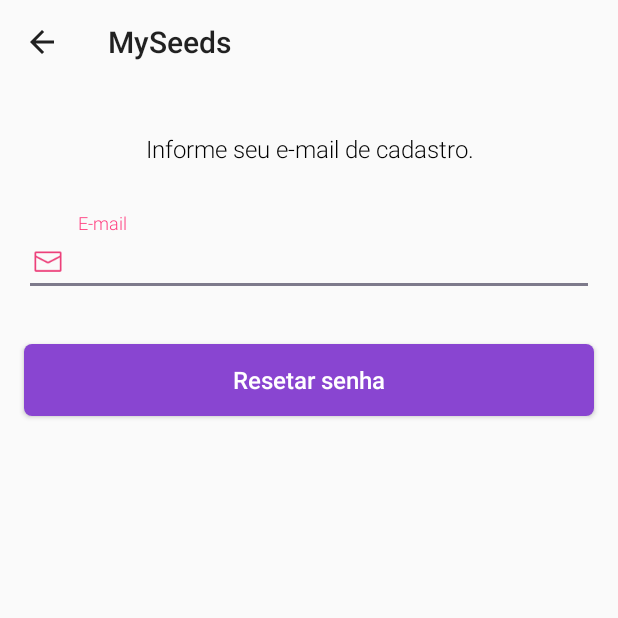
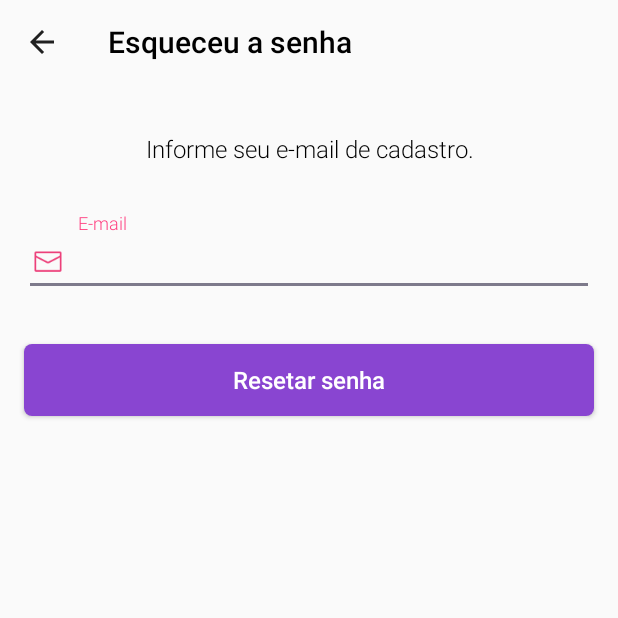
Before and after one commit to lCavazzani/MySeeds, an Android app: the screen it shows after launch (ForgotActivity), after a tap on "Esqueceu a senha?", on a phone screen of 412 x 824 dp, the top half of it. Run offline under Robolectric (Android 15) with nearby library versions, the phone set to English and light mode, and no system bars; our stand-ins replace ButterKnife.

Commit message:
small layout fix login signin and singup

```diff
--- a/app/src/main/AndroidManifest.xml
+++ b/app/src/main/AndroidManifest.xml
@@ -14,7 +14,6 @@
             android:theme="@style/Theme.AppCompat.NoActionBar">
             <intent-filter>
                 <action android:name="android.intent.action.MAIN" />
-
                 <category android:name="android.intent.category.LAUNCHER" />
             </intent-filter>
         </activity>
@@ -23,7 +22,7 @@
         <activity
             android:name=".Domains.Register.Activity.RegisterActivity"
             android:screenOrientation="portrait"
-            android:theme="@style/AppTheme.NoActionBar"/>
+            android:theme="@style/AppThemeGrey.NoActionBar"/>
         <activity
             android:name=".Domains.Forgot.Activity.ForgotActivity"
             android:screenOrientation="portrait"
--- a/app/src/main/java/megaleios/com/myseeds/Domains/Forgot/Activity/ForgotActivity.java
+++ b/app/src/main/java/megaleios/com/myseeds/Domains/Forgot/Activity/ForgotActivity.java
@@ -3,6 +3,7 @@ package megaleios.com.myseeds.Domains.Forgot.Activity;
 import android.os.Bundle;
 import android.support.v7.app.AppCompatActivity;
 import android.support.v7.widget.Toolbar;
+import android.text.Html;
 
 import butterknife.BindView;
 import butterknife.ButterKnife;
@@ -30,6 +31,7 @@ public class ForgotActivity extends AppCompatActivity {
         setSupportActionBar(toolbar);
 
         getSupportActionBar().setDisplayHomeAsUpEnabled(true);
+        getSupportActionBar().setTitle(Html.fromHtml("<font color=\"black\">" + "Esqueceu a senha" + "</font>"));
 
     }
 
--- a/app/src/main/java/megaleios/com/myseeds/Domains/Login/Fragment/LoginFragment.java
+++ b/app/src/main/java/megaleios/com/myseeds/Domains/Login/Fragment/LoginFragment.java
@@ -3,10 +3,12 @@ package megaleios.com.myseeds.Domains.Login.Fragment;
 import android.content.Intent;
 import android.os.Bundle;
 import android.support.design.widget.TextInputEditText;
+import android.text.Html;
 import android.view.LayoutInflater;
 import android.view.View;
 import android.view.ViewGroup;
 import android.support.v4.app.Fragment;
+import android.widget.TextView;
 
 import butterknife.BindView;
 import butterknife.ButterKnife;
@@ -28,6 +30,10 @@ public class LoginFragment extends Fragment {
     @BindView(R.id.input_password)
     TextInputEditText inputPassword;
 
+
+    TextView openRegister;
+
+
     public LoginFragment() {
         // Required empty public constructor
     }
@@ -38,6 +44,10 @@ public class LoginFragment extends Fragment {
 
         View view = inflater.inflate(R.layout.fragment_login, container, false);
         unbinder = ButterKnife.bind(this, view);
+        openRegister = (TextView)view.findViewById(R.id.open_register);
+
+        openRegister.setText(Html.fromHtml(getString(R.string.open_register_text)));
+
 
         return view;
     }
--- a/app/src/main/java/megaleios/com/myseeds/Domains/Register/Activity/RegisterActivity.java
+++ b/app/src/main/java/megaleios/com/myseeds/Domains/Register/Activity/RegisterActivity.java
@@ -3,6 +3,7 @@ package megaleios.com.myseeds.Domains.Register.Activity;
 import android.os.Bundle;
 import android.support.v7.app.AppCompatActivity;
 import android.support.v7.widget.Toolbar;
+import android.text.Html;
 
 import butterknife.BindView;
 import butterknife.ButterKnife;
@@ -30,6 +31,7 @@ public class RegisterActivity extends AppCompatActivity {
         setSupportActionBar(toolbar);
 
         getSupportActionBar().setDisplayHomeAsUpEnabled(true);
+        getSupportActionBar().setTitle(Html.fromHtml("<font color=\"black\">" + "Cadastro" + "</font>"));
 
     }
 
--- a/app/src/main/res/values/colors.xml
+++ b/app/src/main/res/values/colors.xml
@@ -2,5 +2,6 @@
 <resources>
     <color name="colorPrimary">#3F51B5</color>
     <color name="colorPrimaryDark">#303F9F</color>
+    <color name="colorPrimaryDarkGrey">#e0e0e0</color>
     <color name="colorAccent">#FF4081</color>
 </resources>
--- a/app/src/main/res/values/strings.xml
+++ b/app/src/main/res/values/strings.xml
@@ -1,3 +1,7 @@
 <resources>
     <string name="app_name">MySeeds</string>
+    <string name="open_register_text">
+    <![CDATA[Não é cadastrado ainda? <b>Faça seu cadastro</b>
+    ]]>
+    </string>
 </resources>
--- a/app/src/main/res/values/styles.xml
+++ b/app/src/main/res/values/styles.xml
@@ -5,6 +5,12 @@
         <!-- Customize your theme here. -->
         <item name="colorPrimary">@color/colorPrimary</item>
         <item name="colorPrimaryDark">@color/colorPrimaryDark</item>
+        <item name="colorAccent">@color/colorAccent</item>
+    </style>
+    <style name="AppThemeGrey" parent="Theme.AppCompat.Light.DarkActionBar">
+        <!-- Customize your theme here. -->
+        <item name="colorPrimary">@color/colorPrimary</item>
+        <item name="colorPrimaryDark">@color/colorPrimaryDarkGrey</item>
         <item name="colorAccent">@color/colorAccent</item>
     </style>
 
@@ -19,6 +25,11 @@
         <item name="windowNoTitle">true</item>
     </style>
 
+    <style name="AppThemeGrey.NoActionBar" >
+        <item name="windowActionBar">false</item>
+        <item name="windowNoTitle">true</item>
+    </style>
+
     <style name="AppTheme.AppBarOverlay" parent="ThemeOverlay.AppCompat.Dark.ActionBar" />
 
     <style name="AppTheme.PopupOverlay" parent="ThemeOverlay.AppCompat.Light" />
--- a/build.gradle
+++ b/build.gradle
@@ -5,7 +5,7 @@ buildscript {
         jcenter()
     }
     dependencies {
-        classpath 'com.android.tools.build:gradle:2.2.3'
+        classpath 'com.android.tools.build:gradle:2.3.1'
 
         // NOTE: Do not place your application dependencies here; they belong
         // in the individual module build.gradle files
```
Also changed, not shown: gradle/wrapper/gradle-wrapper.properties.
